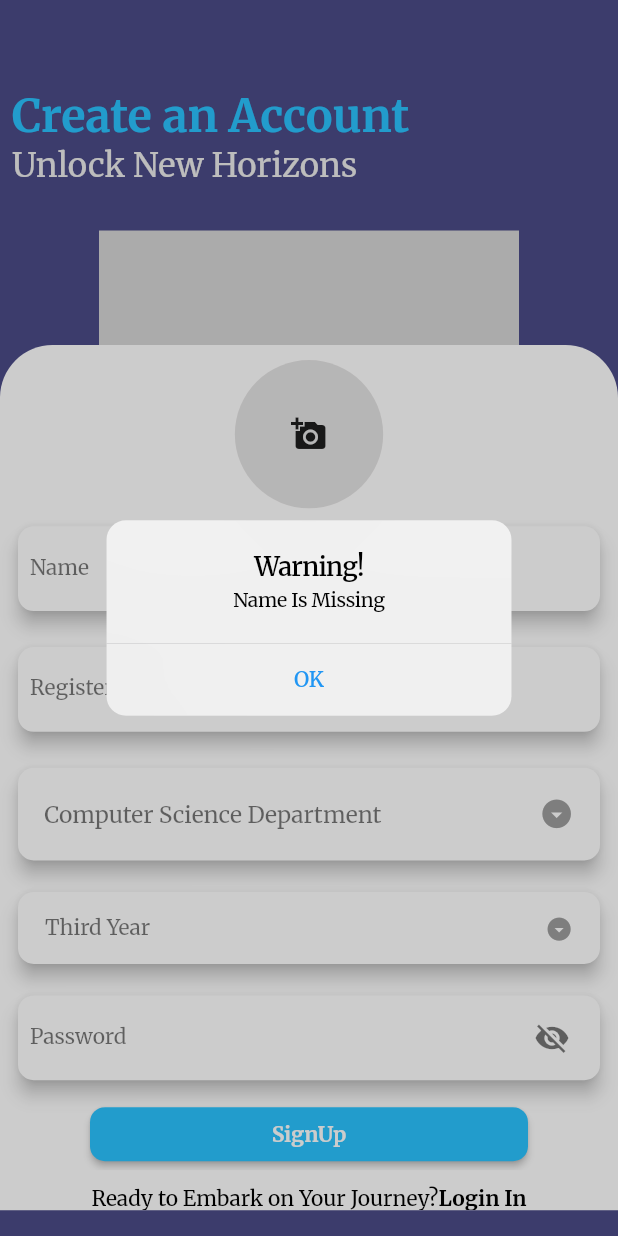
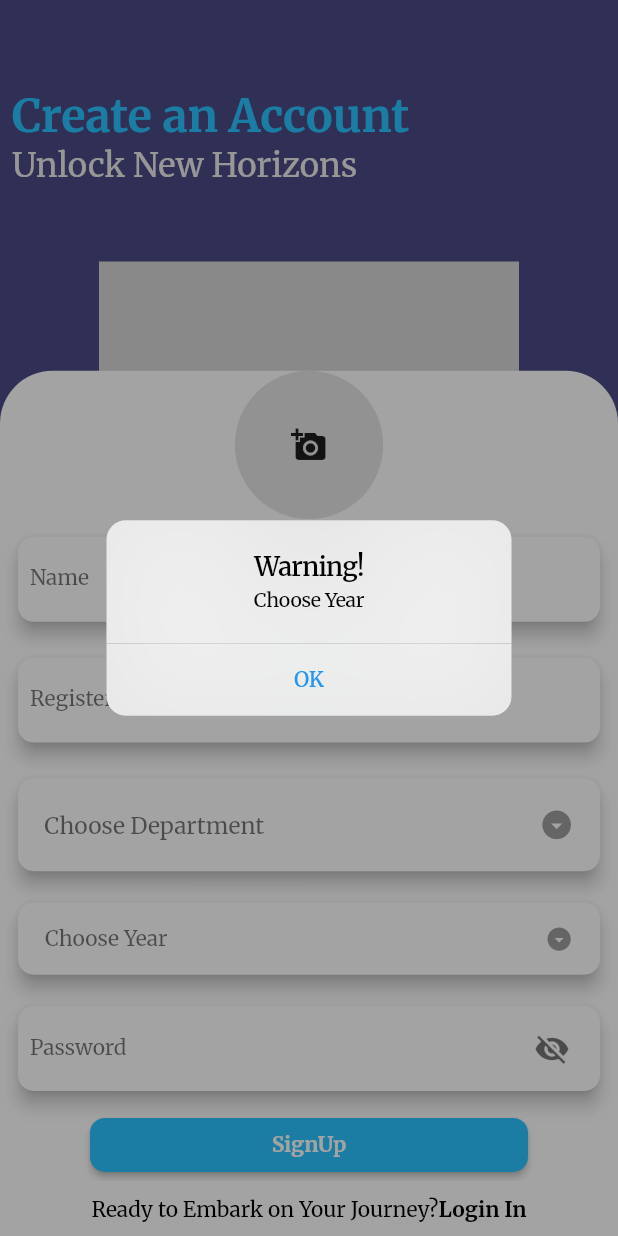
Before and after one commit to IamSriKrishna/KCG-ERP-Student, a Flutter app: the SignUp screen opened by its route, after a tap on "SignUp", on a phone screen of 412 x 824 dp. Run offline on Flutter 3.47's test engine with Material 2 defaults, Android fonts, the phone set to English and light mode, and no system bars; our stand-ins replace cached_network_image, curved_navigation_bar, date_picker_timeline, firebase_core, firebase_messaging, flutter_local_notifications and 16 more; missing offline and left inert: cloudinary_public; accounts and stored records are empty; network calls fail.

Commit message:
student app completed

```diff
--- a/lib/CleanWidget/Signup/TopWidget.dart
+++ b/lib/CleanWidget/Signup/TopWidget.dart
@@ -28,7 +28,7 @@ class SignUpTopWidget extends StatelessWidget {
               textColor: Color.fromARGB(255, 236, 236, 236),
             ),
           ),
-          Lottie.asset('asset/lottie/signup.json',height: 140)
+          Lottie.asset('asset/lottie/signup.json',height: MediaQuery.of(context).size.height * 0.22)
         ],
       ),
     );
--- a/lib/Feature/Screen/Auth/Login.dart
+++ b/lib/Feature/Screen/Auth/Login.dart
@@ -32,7 +32,7 @@ class _LoginState extends State<Login> {
         children: [
           LoginWidget(),
           Padding(
-            padding: const EdgeInsets.only(top:307.0),
+            padding: EdgeInsets.only(top: MediaQuery.of(context).size.height * 0.415),
             child: Container(
               height: MediaQuery.of(context).size.height * 0.7,
               width: double.infinity,
--- a/lib/Feature/Screen/Auth/SignUp.dart
+++ b/lib/Feature/Screen/Auth/SignUp.dart
@@ -3,16 +3,16 @@ import 'package:flutter/material.dart';
 import 'package:google_fonts/google_fonts.dart';
 import 'package:image_picker/image_picker.dart';
 import 'package:kcgerp/CleanWidget/Signup/TopWidget.dart';
+import 'package:kcgerp/CleanWidget/customspinkit.dart';
 import 'package:kcgerp/Feature/Screen/Auth/Login.dart';
 import 'package:kcgerp/Feature/Service/Authservice.dart';
 import 'package:kcgerp/Util/FontStyle/RobotoBoldFont.dart';
-import 'package:kcgerp/Util/showsnackbar.dart';
 import 'package:kcgerp/Util/util.dart';
 import 'package:kcgerp/Widget/AuthBottomNavigatorWidget/AuthBottomNavigatorWidget.dart';
 import 'package:kcgerp/Widget/CupertinoWidgets/CustomCupertinoModalpop.dart';
 import 'package:kcgerp/Widget/TextField/CustomTextField.dart';
 import 'package:kcgerp/Widget/TextField/CustomTextFieldPassword.dart';
-
+import 'package:shared_preferences/shared_preferences.dart';
 class SignUp extends StatefulWidget {
   static const route = '/SignUp';
   const SignUp({super.key});
@@ -20,16 +20,15 @@ class SignUp extends StatefulWidget {
   @override
   State<SignUp> createState() => _SignUpState();
 }
-
 class _SignUpState extends State<SignUp> {
-
-  String selectedDepartment = 'Computer Science Department';
-  String Studentclass = 'Third Year';
+  String? fcmToken = '';
+  String selectedDepartment = 'Choose Department';
+  String studentclass = 'Choose Year';
   TextEditingController name = TextEditingController();
   TextEditingController rollNo = TextEditingController();
   TextEditingController password = TextEditingController();
   AuthService _authService = AuthService();
-
+  bool _signup = false;
   File? _image;
   Future<void> _pickImage() async {
     final imagePicker = ImagePicker();
@@ -40,10 +39,28 @@ class _SignUpState extends State<SignUp> {
       });
     }
   }
-  void signup(){
-    if(selectedDepartment.isEmpty||name.text.isEmpty||rollNo.text.isEmpty||password.text.isEmpty||_image == null){
-      if(selectedDepartment.isEmpty){
-        CustomCupertinoModalPop(context: context, content: 'Department Is Missing');
+  @override
+  void initState(){
+    _initializePreferences();
+    super.initState();
+  }
+  void _initializePreferences() async {
+    SharedPreferences pref = await SharedPreferences.getInstance();
+    fcmToken = await pref.getString('fcmToken');
+    print(fcmToken);
+  }
+  void signup()async{
+    if(
+      selectedDepartment.isEmpty||name.text.isEmpty||
+      rollNo.text.isEmpty||password.text.isEmpty||
+      _image == null|| studentclass == 'Choose Year'||
+      selectedDepartment == 'Choose Department'
+      ){
+      if(selectedDepartment == 'Choose Department'){
+        CustomCupertinoModalPop(context: context, content: 'Choose Department');
+      }
+      if(studentclass == 'Choose Year'){
+        CustomCupertinoModalPop(context: context, content: 'Choose Year');
       }
       else if(name.text.isEmpty){
         CustomCupertinoModalPop(context: context, content: 'Name Is Missing');
@@ -60,24 +77,29 @@ class _SignUpState extends State<SignUp> {
       else{
         CustomCupertinoModalPop(context: context, content: 'Kindly FIll all the form');
       }
-      //CustomCupertinoModalPop(context: context, content: 'Kindly FIll all the form');
+
+      setState(() {
+        _signup = false;
+      });
     }
     else{
       _authService.signUp(
         department:selectedDepartment,
         context: context,
         image: _image!,
-      year:Studentclass,
+        year:studentclass,
+        fcmtoken: fcmToken!,
         rollNo: rollNo.text,
         password: password.text,
         name: name.text
       );
-    Navigator.pushNamed(context, Login.route).then((value) => showSnackBar(
-      context:context,
-      text:'Account created! Login with the same credentials!',
-    ));
+      setState(() {
+        _signup = true;
+      });
     }
-
+    // setState(() {
+    //   _signup = false;
+    // });
   }
 
   @override
@@ -87,7 +109,7 @@ class _SignUpState extends State<SignUp> {
         children: [
           SignUpTopWidget(),
           Padding(
-            padding: EdgeInsets.only(top:230),
+            padding: EdgeInsets.only(top:MediaQuery.of(context).size.height * 0.3),
             child: Container(
               height: MediaQuery.of(context).size.height * 0.7,
               width: double.infinity,
@@ -99,9 +121,8 @@ class _SignUpState extends State<SignUp> {
                 ),
               ),
               child: Padding(
-                padding: const EdgeInsets.only(top:10.0),
+                padding: const EdgeInsets.only(top:0.0),
                 child: ListView(
-                  physics: BouncingScrollPhysics(),
                   children: [
                     GestureDetector(
                       onTap: _pickImage,
@@ -155,6 +176,7 @@ class _SignUpState extends State<SignUp> {
                               borderRadius: BorderRadius.circular(15),
                               value: selectedDepartment,
                               items: <String>[
+                                'Choose Department',
                                 'Computer Science Department',
                                 'Civil Engineering',
                                 'Electronics and Communication Engineering',
@@ -201,8 +223,9 @@ class _SignUpState extends State<SignUp> {
                             dropdownColor: Colors.white,
                             padding: EdgeInsets.symmetric(horizontal: 10),
                             borderRadius: BorderRadius.circular(15),
-                            value: Studentclass,
+                            value: studentclass,
                             items: <String>[
+                              'Choose Year',
                               'First Year',
                               'Second Year',
                               'Third Year',
@@ -221,7 +244,7 @@ class _SignUpState extends State<SignUp> {
                             }).toList(),
                             onChanged: (newValue) {
                               setState(() {
-                                Studentclass = newValue!;
+                                studentclass = newValue!;
                               });
                             },
                           ),
@@ -241,6 +264,7 @@ class _SignUpState extends State<SignUp> {
                           ),
                         ),
                         onPressed: (){
+
                           signup();
                         },
                         child: RobotoBoldFont(text: 'SignUp')
@@ -258,9 +282,10 @@ class _SignUpState extends State<SignUp> {
               ),
             ),
           ),
+          _signup == true?
+          CustomSpinkit():Container()
         ],
       ),
-
     );
   }
 }
--- a/lib/Feature/Screen/Auth/widget/LoginWidget.dart
+++ b/lib/Feature/Screen/Auth/widget/LoginWidget.dart
@@ -31,7 +31,7 @@ class LoginWidget extends StatelessWidget {
           SizedBox(
             height: MediaQuery.of(context).size.height * 0.0995,
           ),
-          Lottie.asset('asset/lottie/login.json',height: 100),
+          Lottie.asset('asset/lottie/login.json',height: MediaQuery.of(context).size.height * 0.18,),
         ],
       ),
     );
--- a/lib/Feature/Service/Credit.dart
+++ b/lib/Feature/Service/Credit.dart
@@ -9,7 +9,7 @@ class StudentCredit{
     String? token = prefs.getString('x-auth-token');
     final String apiUrl = '$uri/students/$studentId/update-credit';
 
-    final Map<String, dynamic> data = {'amountToDeduct': amountToDeduct};
+    final Map<String, dynamic> data = {'credit': amountToDeduct};
 
     final response = await http.put(
       Uri.parse(apiUrl),
--- a/lib/Model/Student.dart
+++ b/lib/Model/Student.dart
@@ -6,6 +6,7 @@ class Student {
   final String rollno;
   final String password;
   final int credit;
+  final String fcmtoken;
   final String department;
   final String token;
   final String dp;
@@ -14,6 +15,7 @@ class Student {
   Student({
     required this.id,
     required this.name,
+    required this.fcmtoken,
     required this.rollno,
     required this.password,
     required this.department,
@@ -31,6 +33,7 @@ class Student {
       'rollno': rollno,
       'password': password,
       'credit': credit,
+      'fcmtoken':fcmtoken,
       "department":department,
       'dp':dp,
       'year':year,
@@ -44,6 +47,7 @@ class Student {
       id: map['_id'] ?? '',
       name: map['name'] ?? '',
       rollno: map['rollno'] ?? '',
+      fcmtoken:map['fcmtoken'] ?? '',
       password: map['password'] ?? '',
       dp:map["dp"]??'',
       year:map['year']??'',
@@ -65,6 +69,7 @@ class Student {
     String? password,
     String? department,
     String? dp,
+    String? fcmtoken,
     String? Studentclass,
     String? year,
     int? credit,
@@ -74,6 +79,7 @@ class Student {
       id: id ?? this.id,
       name: name ?? this.name,
       dp:dp?? this.dp,
+      fcmtoken:fcmtoken??this.fcmtoken,
       year:year??this.year,
       Studentclass:Studentclass??this.Studentclass,
       department: department??this.department,
--- a/lib/Provider/StudenProvider.dart
+++ b/lib/Provider/StudenProvider.dart
@@ -6,6 +6,7 @@ class StudentProvider extends ChangeNotifier {
   Student _user = Student(
       id: '',
       name: '',
+      fcmtoken: '',
       rollno: '',
       password: '',
       year: '',
@@ -33,6 +34,7 @@ class StudentProvider extends ChangeNotifier {
     _user = Student(
       id: '',
       name: '',
+      fcmtoken: '',
       rollno: '',
       password: '',
       year: '',
--- a/pubspec.yaml
+++ b/pubspec.yaml
@@ -66,6 +66,11 @@ dependencies:
   rxdart: ^0.27.7
   cached_network_image: ^3.3.0
   pinch_zoom: ^2.0.0
+  firebase_core: ^2.21.0
+  firebase_messaging: ^14.7.3
+  firebase_crashlytics: ^3.4.3
+  firebase_analytics: ^10.6.3
+  flutter_spinkit: ^5.2.0
 
 dev_dependencies:
   flutter_test:
```
Also changed, not shown: lib/CleanWidget/customspinkit.dart (added, +31 -0 lines), lib/Feature/Screen/OverScreen/Request/GatePass/GatePass.dart (+6 -3 lines), lib/Feature/Screen/OverScreen/Request/Leave/LeaveWidget/LeaveExpand.dart (+6 -3 lines), lib/Feature/Screen/OverScreen/Request/ODScreen/ODWidget/ODExpandWidget.dart (+6 -3 lines), lib/Feature/Service/Authservice.dart (+13 -7 lines), lib/Feature/Service/FormService.dart (+9 -8 lines), lib/Model/Form.dart (+14 -2 lines), lib/Widget/CustomSliverAppbar.dart/CustomSliverAppBar.dart (+35 -2 lines), lib/main.dart (+31 -3 lines), pubspec.lock, 6 other files. Lines whose indentation alone changed are shown as unchanged.
